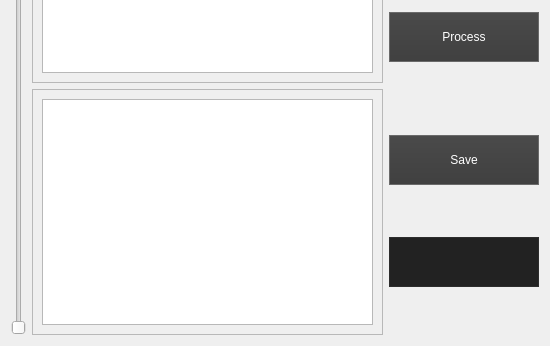
Old version of the form ui/video_process.ui in the repository miron-khoruzhenko/qt-school-cv-project; both pictures show x 0 to 550 and y 174 to 520 of the 550 by 520 pixel window.
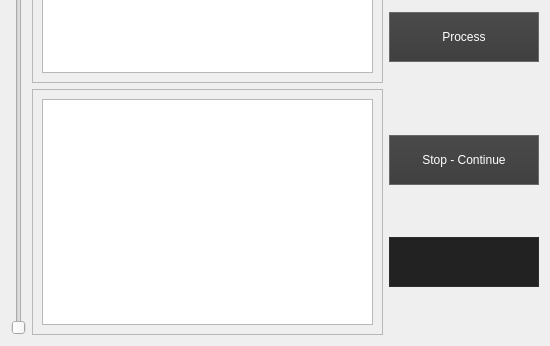
New version of the form.

Commit message: Проект на релиз... 1) Убрана кнопка сохранения у видео 2) Добавлена кнопка паузы

```diff
--- a/ui/video_process.ui
+++ b/ui/video_process.ui
@@ -251,13 +251,7 @@
        <item>
         <layout class="QVBoxLayout" name="verticalLayout_4">
          <item>
-          <widget class="QPushButton" name="save_btn">
-           <property name="sizePolicy">
-            <sizepolicy hsizetype="Fixed" vsizetype="Fixed">
-             <horstretch>0</horstretch>
-             <verstretch>0</verstretch>
-            </sizepolicy>
-           </property>
+          <widget class="QPushButton" name="stop_btn">
            <property name="minimumSize">
             <size>
              <width>150</width>
@@ -273,7 +267,7 @@
 color: white;</string>
            </property>
            <property name="text">
-            <string>Save</string>
+            <string>Stop - Continue</string>
            </property>
           </widget>
          </item>
```
The commit also changes 3 other files.
